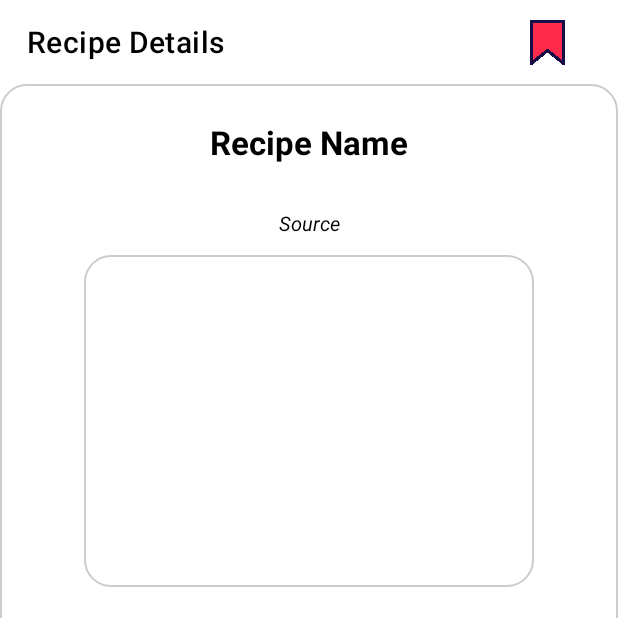
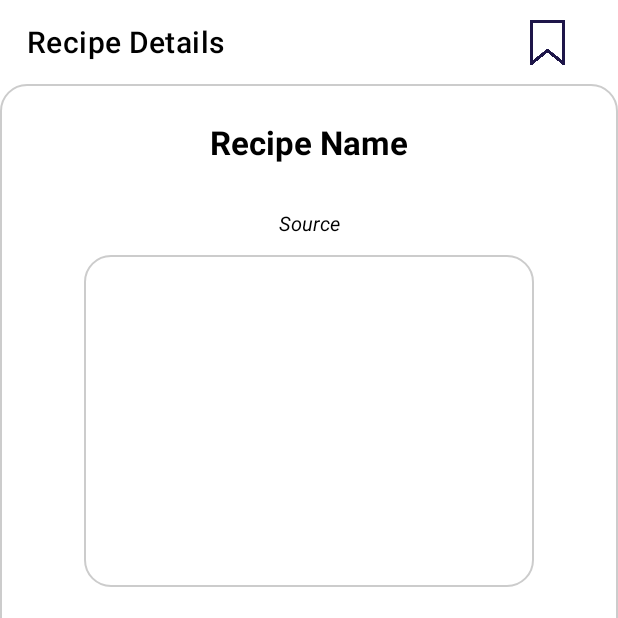
Before and after one commit to KhalilFarhat/Recipe-App, an Android app: the RecipeDetailsActivity screen opened directly, with no data from a screen before it, on a phone screen of 412 x 824 dp, the top half of it. Run offline under Robolectric (Android 15) with nearby library versions, the phone set to English and light mode, and no system bars; our stand-ins replace Firebase (no records; nobody signed in at launch, a user with empty details on screens opened directly), Picasso; pictures from the network do not load; 3 statements that could not run were skipped.

Commit message:
filled bookmark png when pressing

```diff
--- a/app/src/main/java/com/example/recipeapp/AccountFragment.java
+++ b/app/src/main/java/com/example/recipeapp/AccountFragment.java
@@ -13,6 +13,7 @@ import android.view.ViewGroup;
 import android.widget.AdapterView;
 import android.widget.ArrayAdapter;
 import android.widget.Button;
+import android.widget.ImageView;
 import android.widget.Spinner;
 import android.widget.TextView;
 import android.widget.Toast;
@@ -51,12 +52,13 @@ public class AccountFragment extends Fragment {
     TextView txtview;
     Button SignOutBtn;
     RandomRecipe randomrecipe_obj;
+
     public AccountFragment() {
         // Required empty public constructor
 
     }
 
-    @SuppressLint("SetTextI18n")
+    @SuppressLint({"SetTextI18n", "MissingInflatedId"})
     @Override
     public View onCreateView(LayoutInflater inflater, ViewGroup container,
                              Bundle savedInstanceState) {
@@ -76,8 +78,8 @@ public class AccountFragment extends Fragment {
             editor.putBoolean("IsSignedIn", false);
             editor.commit();
             startActivity(new Intent(getActivity(),WelcomeActivity.class));
+
         });
-
 //        ArrayList<Integer> IDS = new ArrayList<>();
 //        IDS.add(716429);
 //        IDS.add(638488);
--- a/app/src/main/java/com/example/recipeapp/RecipeDetailsActivity.java
+++ b/app/src/main/java/com/example/recipeapp/RecipeDetailsActivity.java
@@ -48,17 +48,24 @@ public class RecipeDetailsActivity extends AppCompatActivity {
     IngredientsAdapter ingredientsAdapter;
     SimilarRecipeAdapter similarRecipeAdapter;
     InstructionsAdapter instructionsAdapter;
-
-
+    ImageView bookmarkIcon;
+    Boolean bookmarked;
 
     @Override
     protected void onCreate(Bundle savedInstanceState) {
         super.onCreate(savedInstanceState);
         FirebaseApp.initializeApp(this);
         setContentView(R.layout.activity_recipe_details);
+        findViews();
         trial = new ArrayList<>();
-
-        findViews();
+        bookmarkIcon = findViewById(R.id.bookmark);
+        bookmarked = false;
+        if(!bookmarked){
+            bookmarkIcon.setImageResource(R.drawable.emptybookmark);
+        }
+        else {
+            bookmarkIcon.setImageResource(R.drawable.bookmark);
+        }
 
 //        id = Integer.parseInt(getIntent().getStringExtra("id"));
 //        id = Integer.parseInt(getIntent().getStringExtra("id"));
@@ -72,7 +79,6 @@ public class RecipeDetailsActivity extends AppCompatActivity {
         dialog = new ProgressDialog(this);
         dialog.setTitle("Loading Details...");
         dialog.show();
-
     }
     private String getPlainTextSummary(String htmlSummary) {
         // Replace <b> tags with <strong> tags
@@ -179,6 +185,14 @@ public class RecipeDetailsActivity extends AppCompatActivity {
     public void Bookmark(View v) {
         Toast.makeText(this, "CLICKED BOOKMARK" + id, Toast.LENGTH_LONG).show();
 
+        if(!bookmarked){
+            bookmarkIcon.setImageResource(R.drawable.bookmark);
+            bookmarked = true;
+        }
+        else {
+            bookmarkIcon.setImageResource(R.drawable.emptybookmark);
+            bookmarked = false;
+        }
         // Retrieve the current user's document from Firebase
         //DocumentReference userRef = db.collection("Accounts").document(username); //Document Path to be changed to username
         dbHelper db = new dbHelper(getApplicationContext());
--- a/app/src/main/res/layout/activity_recipe_details.xml
+++ b/app/src/main/res/layout/activity_recipe_details.xml
@@ -13,8 +13,8 @@
         android:id="@+id/constraintlayout"
         android:layout_width="match_parent"
         android:layout_height="56dp"
-        app:layout_constraintBottom_toBottomOf="@+id/imageView4"
-        app:layout_constraintTop_toBottomOf="@+id/imageView4">
+        app:layout_constraintBottom_toBottomOf="@+id/bookmark"
+        app:layout_constraintTop_toBottomOf="@+id/bookmark">
 
         <androidx.appcompat.widget.Toolbar
             android:id="@+id/toolbar"
@@ -22,8 +22,8 @@
             android:layout_height="wrap_content"
             android:layout_marginStart="2dp"
             android:layout_marginEnd="16dp"
-            app:layout_constraintBottom_toBottomOf="@+id/imageView4"
-            app:layout_constraintEnd_toStartOf="@+id/imageView4"
+            app:layout_constraintBottom_toBottomOf="@+id/bookmark"
+            app:layout_constraintEnd_toStartOf="@+id/bookmark"
             app:layout_constraintStart_toStartOf="parent"
             app:layout_constraintTop_toTopOf="parent"
             app:layout_constraintVertical_bias="0.0"
@@ -31,7 +31,7 @@
             app:titleTextColor="@color/black" />
 
         <ImageView
-            android:id="@+id/imageView4"
+            android:id="@+id/bookmark"
             android:layout_width="0dp"
             android:layout_height="50dp"
             android:layout_marginStart="70dp"
@@ -44,7 +44,7 @@
             app:layout_constraintEnd_toEndOf="parent"
             app:layout_constraintStart_toEndOf="@+id/toolbar"
             app:layout_constraintTop_toTopOf="parent"
-            app:srcCompat="@drawable/bookmark"
+            app:srcCompat="@drawable/empty_bookmark"
             tools:ignore="SpeakableTextPresentCheck,UsingOnClickInXml" />
 
     </androidx.constraintlayout.widget.ConstraintLayout>
--- a/app/src/main/res/values/strings.xml
+++ b/app/src/main/res/values/strings.xml
@@ -1,8 +1,8 @@
 <resources>
     <string name="app_name">CookBook</string>
     <string name="cookbook">CookBook</string>
-<!--    <string name="api_key">a41c27d9934145e3a459493710afbb8d</string>-->
-    <string name="api_key">fc280aba16db4aac9fd7c738629651cc</string>
+    <string name="api_key">a41c27d9934145e3a459493710afbb8d</string>
+<!--    <string name="api_key">fc280aba16db4aac9fd7c738629651cc</string>-->
     <string-array name="tags">
         <item>Main course</item>
         <item>Side dish</item>
```
